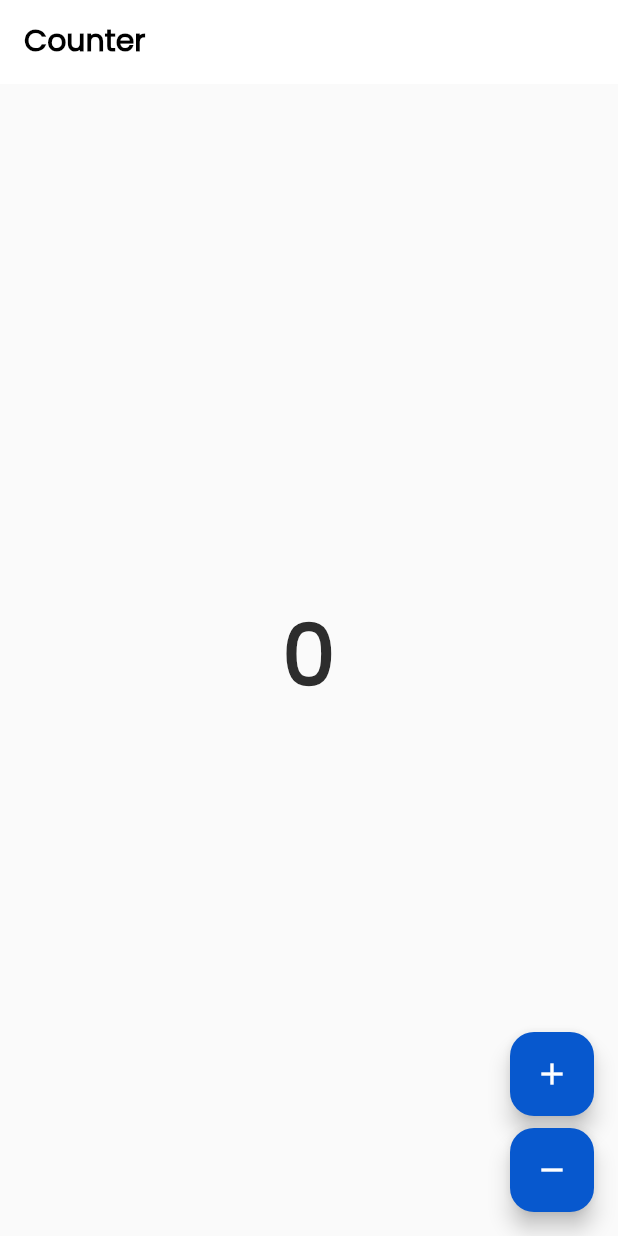
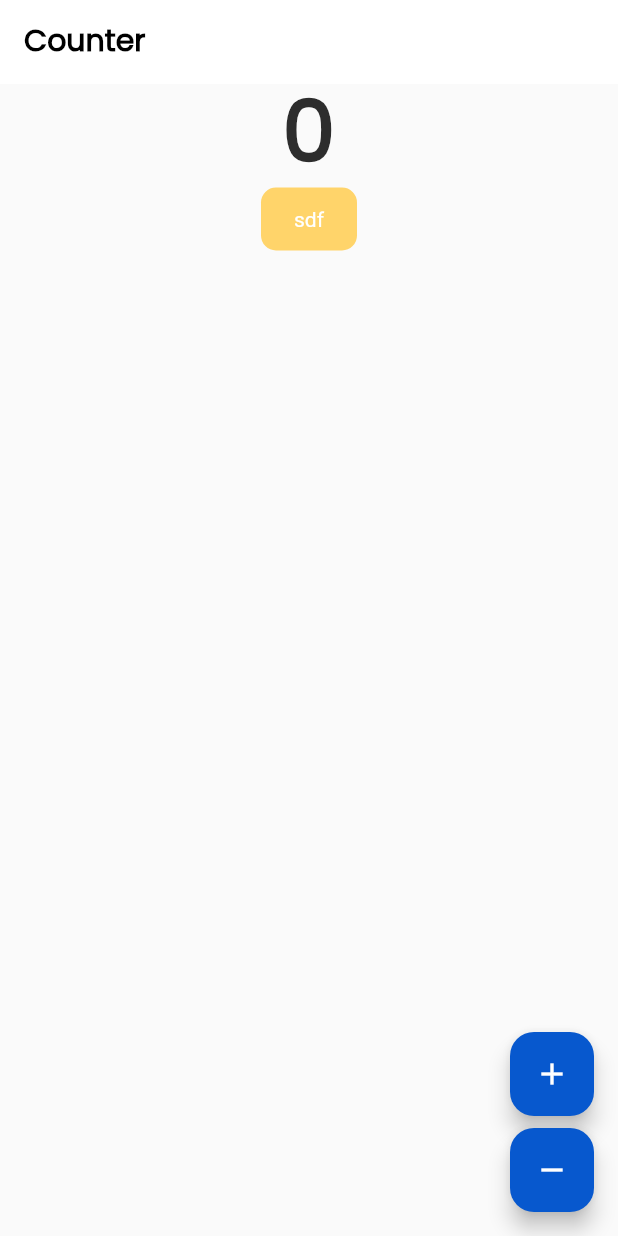
Before and after one commit to ishafiul/starter_kit_flutter, a Flutter app: the screen it shows after launch, on a phone screen of 412 x 824 dp. Run offline on Flutter 3.47's test engine with Material 2 defaults, Android fonts, the phone set to English and light mode, and no system bars; our stand-ins replace bloc, flutter_bloc, flutter_dotenv, flutter_hooks, get_it, go_router and 2 more; missing offline and left inert: flutter_background_service, flutter_background_service_android; accounts and stored records are empty; generated files the repository leaves out were written again.

Commit message:
refactor(button): button constructor

```diff
--- a/lib/common/widgets/button.dart
+++ b/lib/common/widgets/button.dart
@@ -1,25 +1,69 @@
+import 'package:flutter/material.dart';
 import 'package:starter_kit_flutter/common/config/colors.dart';
 import 'package:starter_kit_flutter/common/utils/extensions.dart';
-import 'package:flutter/material.dart';
-import 'package:flutter_hooks/flutter_hooks.dart';
 
-class Button extends HookWidget {
+class Button extends StatelessWidget {
   final Function()? onPressed;
-  final ButtonType buttonType;
+  late final ButtonType? buttonType;
   final ButtonSize buttonSize;
   final ButtonColor buttonColor;
   final bool? isFullWidth;
   final Widget child;
 
-  const Button({
+  Button({
     super.key,
     this.onPressed,
-    required this.buttonType,
     required this.buttonSize,
     required this.buttonColor,
-    this.isFullWidth = true,
+    this.isFullWidth = false,
     required this.child,
-  });
+  }) {
+    buttonType = ButtonType.elevatedPrimary;
+  }
+
+  Button.text({
+    super.key,
+    this.onPressed,
+    required this.buttonSize,
+    required this.buttonColor,
+    this.isFullWidth = false,
+    required this.child,
+  }) {
+    buttonType = ButtonType.text;
+  }
+
+  Button.outline({
+    super.key,
+    this.onPressed,
+    required this.buttonSize,
+    required this.buttonColor,
+    this.isFullWidth = false,
+    required this.child,
+  }) {
+    buttonType = ButtonType.outline;
+  }
+
+  Button.elevatedPrimary({
+    super.key,
+    this.onPressed,
+    required this.buttonSize,
+    required this.buttonColor,
+    this.isFullWidth = false,
+    required this.child,
+  }) {
+    buttonType = ButtonType.elevatedPrimary;
+  }
+
+  Button.elevatedSecondary({
+    super.key,
+    this.onPressed,
+    required this.buttonSize,
+    required this.buttonColor,
+    this.isFullWidth = false,
+    required this.child,
+  }) {
+    buttonType = ButtonType.elevatedSecondary;
+  }
 
   @override
   Widget build(BuildContext context) {
@@ -61,7 +105,6 @@ class Button extends HookWidget {
       );
     } else {
       return SizedBox(
-        width: isFullWidth! ? double.infinity : 108,
         height: 48,
         child: ElevatedButton(
           onPressed: onPressed,
@@ -126,7 +169,7 @@ Widget elevatedButtonPrimary({
 
 Widget elevatedButtonSecondary({
   required ButtonSize buttonSize,
-  bool? isFullWidth = true,
+  bool? isFullWidth = false,
   Function()? onPressed,
   required Widget child,
   required BuildContext context,
--- a/lib/counter/view/counter_page.dart
+++ b/lib/counter/view/counter_page.dart
@@ -1,3 +1,4 @@
+import 'package:starter_kit_flutter/common/widgets/button.dart';
 import 'package:starter_kit_flutter/counter/counter.dart';
 import 'package:starter_kit_flutter/l10n/l10n.dart';
 import 'package:flutter/material.dart';
@@ -50,6 +51,11 @@ class CounterText extends StatelessWidget {
   Widget build(BuildContext context) {
     final theme = Theme.of(context);
     final count = context.select((CounterCubit cubit) => cubit.state);
-    return Text('$count', style: theme.textTheme.displayLarge);
+    return Column(
+      children: [
+        Text('$count', style: theme.textTheme.displayLarge),
+        Button.elevatedPrimary(buttonSize: ButtonSize.sm, buttonColor: ButtonColor.secondary, child: Text('sdf'),onPressed: (){},)
+      ],
+    );
   }
 }
--- a/lib/errors/page_not_found.dart
+++ b/lib/errors/page_not_found.dart
@@ -22,10 +22,8 @@ class PageNotFound extends StatelessWidget {
               height: Space.xxl,
             ),
             Button(
-              buttonType: ButtonType.elevatedPrimary,
               buttonSize: ButtonSize.md,
               buttonColor: ButtonColor.warning,
-              isFullWidth: false,
               onPressed: () {
                 context.go('/');
               },
```
